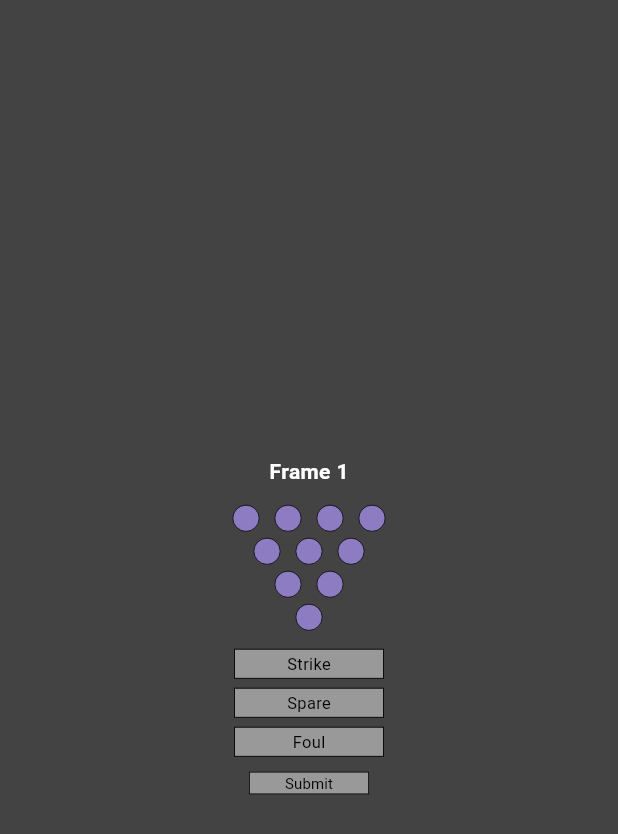
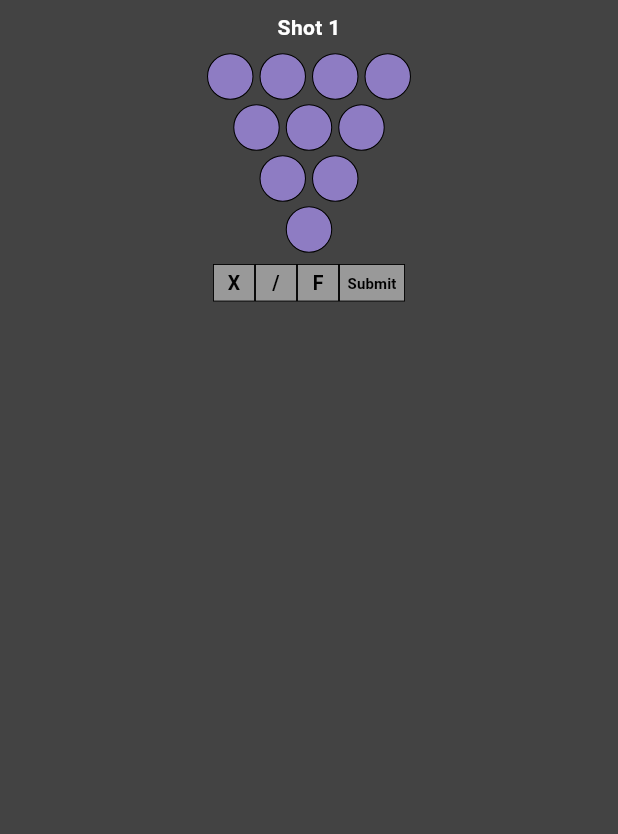
Before and after one commit to YCP-Rev-Metrix/Android-Smart-Watch, a Flutter app: the screen it shows after launch, after a tap on an icon or button, on a phone screen of 412 x 824 dp. Shown: the top 834 px of the screen. Run offline on Flutter 3.47's test engine with Material 3 defaults, Android fonts, the phone set to English and light mode, and no system bars.

Commit message:
Shot page mostly done, still need logic

```diff
--- a/flutter_prototype/lib/main.dart
+++ b/flutter_prototype/lib/main.dart
@@ -17,8 +17,16 @@
 
   @override
   Widget build(BuildContext context) {
-    return const MaterialApp(
+    return MaterialApp(
       debugShowCheckedModeBanner: false,
+      theme: ThemeData(
+        scaffoldBackgroundColor: Color.fromRGBO(67, 67, 67, 1),
+        canvasColor: Color.fromRGBO(67, 67, 67, 1),
+        colorScheme: const ColorScheme.dark(
+          background: Color.fromRGBO(67, 67, 67, 1),
+          surface: Color.fromRGBO(67, 67, 67, 1),
+        ),
+      ),
       home: FrameShell(),
     );
   }
@@ -267,6 +275,7 @@
 Widget build(BuildContext context) {
   return Scaffold(
     backgroundColor: Color.fromRGBO(67, 67, 67, 1),
+    extendBodyBehindAppBar: true,
     body: Center(
       child: GestureDetector(
         onTap: () async {
@@ -275,7 +284,7 @@
             MaterialPageRoute(
               builder: (_) => ShotPage(
                 initialPins: List.from(pins),
-                frameNumber: widget.frameIndex + 1,
+                shotNumber: widget.shotIndex,
               ),
             ),
           );
@@ -440,9 +449,9 @@
 // -------------------- ShotPage --------------------
 class ShotPage extends StatefulWidget {
   final List<bool> initialPins;
-  final int frameNumber;
+  final int shotNumber;
 
-  const ShotPage({super.key, required this.initialPins, required this.frameNumber});
+  const ShotPage({super.key, required this.initialPins, required this.shotNumber});
 
   @override
   State<ShotPage> createState() => _ShotPageState();
@@ -474,39 +483,44 @@
 Widget build(BuildContext context) {
   return Scaffold(
     backgroundColor: Color.fromRGBO(67, 67, 67, 1),
-    body: Center(
+    extendBodyBehindAppBar: true,
+    body: SafeArea(
+      child: Padding(
+        padding: const EdgeInsets.only(top: 8.0),
         child: Column(
-        mainAxisSize: MainAxisSize.min,
+          mainAxisAlignment: MainAxisAlignment.start,
+          crossAxisAlignment: CrossAxisAlignment.center,
           children: [
-          const SizedBox(height: 10),
             Text(
-            'Frame ${widget.frameNumber}',
+              'Shot ${widget.shotNumber}',
               style: const TextStyle(
                 color: Colors.white,
                 fontSize: 14,
                 fontWeight: FontWeight.bold,
               ),
             ),
-          const SizedBox(height: 10),
+            const SizedBox(height: 6),
+            _buildPinDisplay(),
+            const SizedBox(height: 6),
+            Row(
+              mainAxisAlignment: MainAxisAlignment.center,
+              children: [
+                _buildOutcomeBox("X"),
 
-          // Pins (no circular container)
-          _buildPinDisplay(),
-          const SizedBox(height: 10),
+                _buildOutcomeBox("/"),
 
-          // Outcome buttons
-          _buildOutcomeButtons(),
-          const SizedBox(height: 10),
+                _buildOutcomeBox("F"),
 
-          // Submit
                 _buildSubmitButton(context),
               ],
+            ),
+          ],
+        ),
       ),
     ),
   );
 }
 
-
-  // ---------------- Pin Display ----------------
   Widget _buildPinDisplay() {
   List<List<int>> pinRows = [
     [7, 8, 9, 10],
@@ -519,7 +533,7 @@
     mainAxisSize: MainAxisSize.min,
     children: pinRows.map((row) {
       return Padding(
-          padding: const EdgeInsets.symmetric(vertical: 2),
+        padding: const EdgeInsets.symmetric(vertical: 1),
         child: Row(
           mainAxisAlignment: MainAxisAlignment.center,
           children: row.map((pin) => _buildPin(pin)).toList(),
@@ -532,44 +546,56 @@
 Widget _buildPin(int pinNumber) {
   int index = pinNumber - 1;
   bool isDown = pins[index];
+
   return GestureDetector(
     onTap: () => _togglePin(index),
     child: Container(
-        width: 18,
-        height: 18,
-        margin: const EdgeInsets.symmetric(horizontal: 5),
+      width: 31,
+      height: 31,
+      margin: const EdgeInsets.symmetric(horizontal: 2, vertical: 0.5),
       decoration: BoxDecoration(
         color: isDown
             ? const Color.fromRGBO(153, 153, 153, 1)
             : const Color.fromRGBO(142, 124, 195, 1),
         shape: BoxShape.circle,
-          border: Border.all(color: Colors.black, width: 0.5),
+        border: Border.all(color: Colors.black, width: 0.7),
       ),
     ),
   );
 }
 
-  // ---------------- Outcome Buttons ----------------
-  Widget _buildOutcomeButtons() {
-    return Column(
-      children: [
-        _buildOutcomeBox("Strike"),
-        const SizedBox(height: 6),
-        _buildOutcomeBox("Spare"),
-        const SizedBox(height: 6),
-        _buildOutcomeBox("Foul"),
-      ],
-    );
-  }
 
-  Widget _buildOutcomeBox(String label) {
-    final bool isSelected = selectedOutcome == label;
+
+
+  Widget _buildOutcomeBox(String symbol) {
+  final bool isSelected = selectedOutcome == symbol;
 
   return GestureDetector(
-      onTap: () => _selectOutcome(label),
+    onTap: () {
+      _selectOutcome(symbol);
+
+      setState(() {
+        if (symbol == "X") {
+          // Strike — all pins down
+          pins = List.filled(10, true);
+        } else if (symbol == "/") {
+          // Spare — knock down all remaining standing pins
+          for (int i = 0; i < pins.length; i++) {
+            pins[i] = true;
+          }
+        } else if (symbol == "F") {
+          // Foul — no pins hit
+          pins = List.filled(10, false);
+        }
+      });
+      Navigator.pop(context, {
+        'pins': pins,
+        'outcome': symbol,
+      });
+    },
     child: Container(
-        width: 100,
-        height: 20,
+      width: 28,
+      height: 25,
       decoration: BoxDecoration(
         color: isSelected
             ? const Color.fromRGBO(142, 124, 195, 1)
@@ -578,25 +604,24 @@
       ),
       alignment: Alignment.center,
       child: Text(
-          label,
+        symbol,
         style: TextStyle(
           color: isSelected ? Colors.white : Colors.black,
-            fontSize: 11,
-            fontWeight: isSelected ? FontWeight.bold : FontWeight.normal,
+          fontSize: 13,
+          fontWeight: FontWeight.bold,
         ),
       ),
     ),
   );
 }
 
-  // ---------------- Submit Button ----------------
   Widget _buildSubmitButton(BuildContext context) {
   return Container(
-      width: 80,
-      height: 15,
+    width: 44,
+    height: 25,
     decoration: BoxDecoration(
       color: const Color.fromRGBO(153, 153, 153, 1),
-        border: Border.all(color: Colors.black, width: 0.5),
+      border: Border.all(color: Colors.black, width: 0.6),
     ),
     child: TextButton(
       onPressed: () {
@@ -616,7 +641,7 @@
         'Submit',
         style: TextStyle(
           fontSize: 10,
-            fontWeight: FontWeight.normal,
+          fontWeight: FontWeight.w600,
           color: Colors.black,
         ),
       ),
@@ -664,6 +689,7 @@
   Widget build(BuildContext context) {
     return Scaffold(
       backgroundColor: Color.fromRGBO(67, 67, 67, 1),
+      extendBodyBehindAppBar: true,
       body: SafeArea(
         child: Center(
 
@@ -695,7 +721,7 @@
               _buildHorizontalPicker(
                 label: 'Speed',
                 currentValue: (speed * 10).round(),
-                values: List.generate(351, (i) => (i + 50)), // 5.0 → 40.0 (×10)
+                values: List.generate(351, (i) => (i + 50)),
                 onChanged: (v) => setState(() => speed = v / 10.0),
               ),
               const SizedBox(height: 2),
@@ -715,7 +741,7 @@
                     padding: EdgeInsets.zero,
                     foregroundColor: Colors.black,
                     shape: const RoundedRectangleBorder(
-                      borderRadius: BorderRadius.zero, // square corners
+                      borderRadius: BorderRadius.zero,
                     ),
                   ),
                   child: const Text(
@@ -784,9 +810,9 @@
                   begin: Alignment.centerLeft,
                   end: Alignment.centerRight,
                   colors: [
-                    Color(0xFF3A3A3A), // darkest edges
+                    Color(0xFF3A3A3A),
                     Color(0xFF5B5B5B),
-                    Color(0xFFDADADA), // bright center highlight
+                    Color(0xFFDADADA),
                     Color(0xFF5B5B5B),
                     Color(0xFF3A3A3A),
                   ],
```
Lines whose indentation alone changed are shown as unchanged.
